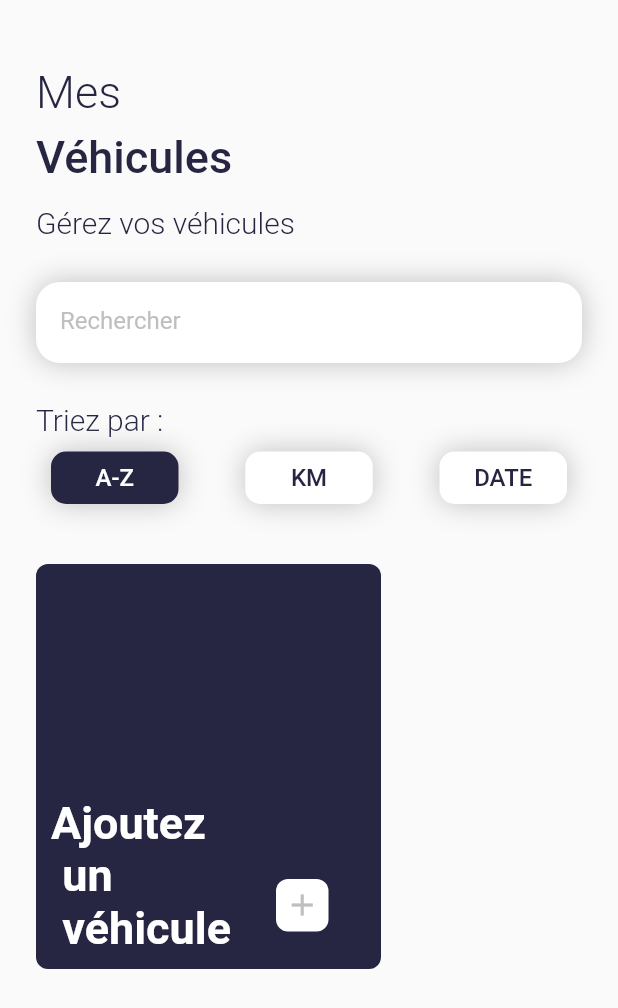
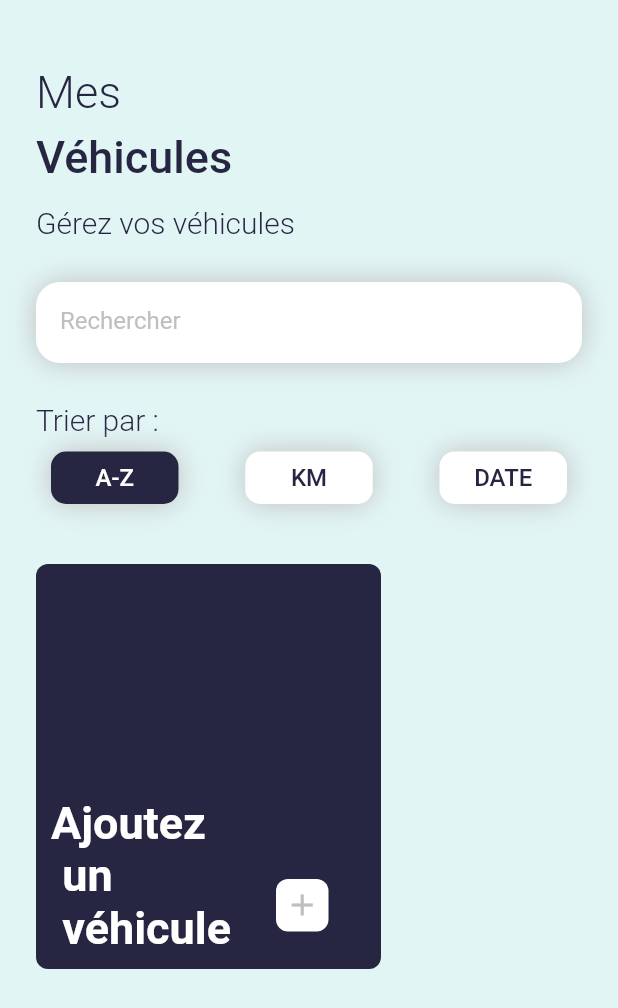
Before and after one commit to hugod-g/FL1---Flutter-team, a Flutter app: the Home screen opened by its route, on a phone screen of 412 x 824 dp. Shown: the top 1008 px of the screen. Run offline on Flutter 3.47's test engine with Material 2 defaults, Android fonts, the light colour scheme and no system bars; our stand-ins replace camera, image_picker, shared_preferences; accounts and stored records are empty; network calls fail.

Commit message:
fix: orthographe

```diff
--- a/lib/Page/add_vehicule.dart
+++ b/lib/Page/add_vehicule.dart
@@ -282,7 +282,7 @@ class _AddVehicule extends State<AddVehicule> {
                         color: navy,
                       ),
                       const CommonText(
-                        text: "Ajoutez un véhicule",
+                        text: "Ajouter un véhicule",
                         fontSizeText: 20,
                         fontWeight: fontLight,
                         paddingBot: 20,
@@ -520,7 +520,7 @@ class _AddVehicule extends State<AddVehicule> {
                               constraints: const BoxConstraints(maxWidth: 500),
                               child: TextInput(
                                 value: kilometer,
-                                placeholder: "Kilométrag (en km)",
+                                placeholder: "Kilométrage (en km)",
                                 onChangeText: _onKMChange,
                               ),
                             ),
@@ -531,7 +531,7 @@ class _AddVehicule extends State<AddVehicule> {
                           padding: const EdgeInsets.only(top: 8, bottom: 16),
                           child: TextInput(
                             value: kilometer,
-                            placeholder: "Kilométrag (en km)",
+                            placeholder: "Kilométrage (en km)",
                             onChangeText: _onKMChange,
                             textinput: TextInputType.number,
                           ),
--- a/lib/Page/home.dart
+++ b/lib/Page/home.dart
@@ -206,9 +206,9 @@ class _Home extends State<Home> {
               child: const BurgerMenu(),
             )
           : null,
-      backgroundColor: lightBlue,
       resizeToAvoidBottomInset: !kIsWeb,
       body: Material(
+        color: lightBlue,
         child: SafeArea(
           child: ListView(
             children: <Widget>[
@@ -261,7 +261,7 @@ class _Home extends State<Home> {
                         ),
                       ),
                     const CommonText(
-                      text: "Triez par :",
+                      text: "Trier par :",
                       fontSizeText: 20,
                       fontWeight: fontLight,
                       paddingTop: 10,
--- a/lib/Page/statistics.dart
+++ b/lib/Page/statistics.dart
@@ -54,9 +54,9 @@ class _Statistique extends State<Statistics> {
               child: const BurgerMenu(),
             )
           : null,
-      backgroundColor: lightBlue,
       resizeToAvoidBottomInset: !kIsWeb,
       body: Material(
+        color: lightBlue,
         child: SafeArea(
           child: Padding(
             padding: const EdgeInsets.all(24),
@@ -79,7 +79,7 @@ class _Statistique extends State<Statistics> {
                   color: navy,
                 ),
                 const CommonText(
-                  text: "Surveillez vos coûts",
+                  text: "Surveiller vos coûts",
                   fontSizeText: 20,
                   fontWeight: fontLight,
                   paddingBot: 20,
```
